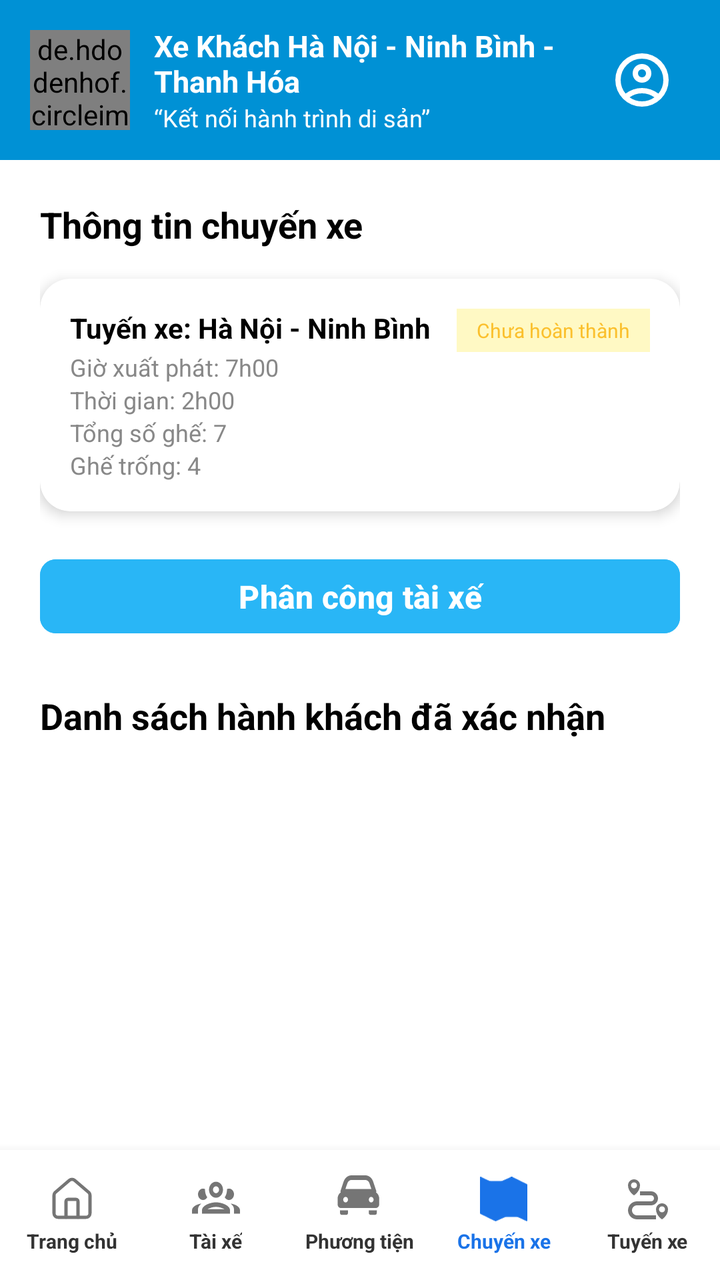
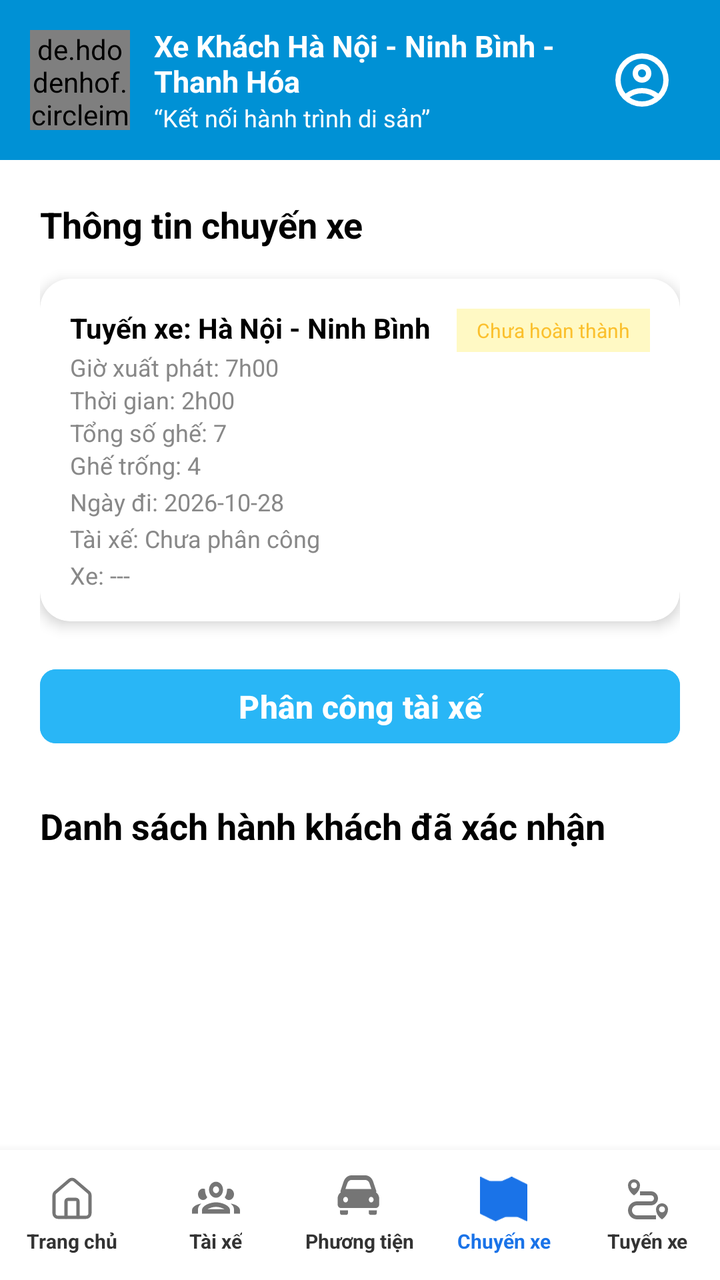

The first picture is an Android layout as it rendered before a commit; the second is the same layout after the commit. The layout source and the unified diff follow.
<!-- AndroidManifest.xml: application theme Theme.VeXeApp -->
<!-- res/layout/activity_trip_detail.xml -->
<?xml version="1.0" encoding="utf-8"?>
<androidx.constraintlayout.widget.ConstraintLayout xmlns:android="http://schemas.android.com/apk/res/android"
    xmlns:app="http://schemas.android.com/apk/res-auto"
    android:layout_width="match_parent"
    android:layout_height="match_parent"
    android:background="#FFFFFF">

    
    <LinearLayout
        android:id="@+id/header"
        android:layout_width="match_parent"
        android:layout_height="80dp"
        android:background="#0091D5"
        android:gravity="center_vertical"
        android:orientation="horizontal"
        android:paddingHorizontal="15dp"
        app:layout_constraintTop_toTopOf="parent">

        <de.hdodenhof.circleimageview.CircleImageView
            android:id="@+id/imgLogo"
            android:layout_width="50dp"
            android:layout_height="50dp"
            android:src="@drawable/logo"
            app:civ_border_color="@color/white"
            app:civ_border_width="1dp" />

        <LinearLayout
            android:layout_width="0dp"
            android:layout_height="wrap_content"
            android:layout_marginStart="12dp"
            android:layout_weight="1"
            android:orientation="vertical">

            <TextView
                android:layout_width="wrap_content"
                android:layout_height="wrap_content"
                android:text="@string/nha_xe_name"
                android:textColor="@color/white"
                android:textSize="15sp"
                android:textStyle="bold" />

            <TextView
                android:layout_width="wrap_content"
                android:layout_height="wrap_content"
                android:text="“Kết nối hành trình di sản”"
                android:textColor="@color/white"
                android:textSize="12sp" />
        </LinearLayout>

        <ImageView
            android:id="@+id/imgOpProfile"
            android:layout_width="48dp"
            android:layout_height="48dp"
            android:padding="8dp"
            android:src="@drawable/account_circle"
            app:tint="@color/white" />
    </LinearLayout>

    <ScrollView
        android:layout_width="match_parent"
        android:layout_height="0dp"
        app:layout_constraintBottom_toTopOf="@+id/bottom_nav"
        app:layout_constraintTop_toBottomOf="@id/header">

        <LinearLayout
            android:layout_width="match_parent"
            android:layout_height="wrap_content"
            android:orientation="vertical"
            android:padding="20dp">

            <TextView
                android:layout_width="wrap_content"
                android:layout_height="wrap_content"
                android:text="Thông tin chuyến xe"
                android:textColor="#000000"
                android:textSize="18sp"
                android:textStyle="bold"
                android:layout_marginBottom="15dp"/>

            
            <androidx.cardview.widget.CardView
                android:layout_width="match_parent"
                android:layout_height="wrap_content"
                app:cardCornerRadius="15dp"
                app:cardElevation="4dp"
                android:layout_marginBottom="20dp">

                <RelativeLayout
                    android:layout_width="match_parent"
                    android:layout_height="wrap_content"
                    android:padding="15dp">

                    <LinearLayout
                        android:layout_width="wrap_content"
                        android:layout_height="wrap_content"
                        android:orientation="vertical">

                        <TextView
                            android:id="@+id/tvRouteName"
                            android:layout_width="wrap_content"
                            android:layout_height="wrap_content"
                            android:text="Tuyến xe: Hà Nội - Ninh Bình"
                            android:textColor="#000000"
                            android:textStyle="bold"
                            android:textSize="14sp" />

                        <TextView
                            android:id="@+id/tvTime"
                            android:layout_width="wrap_content"
                            android:layout_height="wrap_content"
                            android:text="Giờ xuất phát: 7h00"
                            android:textColor="#888888"
                            android:textSize="12sp"
                            android:layout_marginTop="2dp"/>

                        <TextView
                            android:id="@+id/tvDuration"
                            android:layout_width="wrap_content"
                            android:layout_height="wrap_content"
                            android:text="Thời gian: 2h00"
                            android:textColor="#888888"
                            android:textSize="12sp" />

                        <TextView
                            android:id="@+id/tvTotalSeats"
                            android:layout_width="wrap_content"
                            android:layout_height="wrap_content"
                            android:text="Tổng số ghế: 7"
                            android:textColor="#888888"
                            android:textSize="12sp" />

                        <TextView
                            android:id="@+id/tvAvailableSeats"
                            android:layout_width="wrap_content"
                            android:layout_height="wrap_content"
                            android:text="Ghế trống: 4"
                            android:textColor="#888888"
                            android:textSize="12sp" />

                    </LinearLayout>

                    <LinearLayout
                        android:id="@+id/layoutStatusSelection"
                        android:layout_width="wrap_content"
                        android:layout_height="wrap_content"
                        android:layout_alignParentEnd="true"
                        android:orientation="vertical"
                        android:gravity="end">

                        <TextView
                            android:id="@+id/tvStatus"
                            android:layout_width="wrap_content"
                            android:layout_height="wrap_content"
                            android:background="#FFF9C4"
                            android:paddingHorizontal="10dp"
                            android:paddingVertical="4dp"
                            android:text="Chưa hoàn thành"
                            android:textColor="#FBC02D"
                            android:textSize="10sp"
                            android:clickable="true"
                            android:focusable="true"/>

                        <TextView
                            android:id="@+id/tvStatusOption"
                            android:layout_width="wrap_content"
                            android:layout_height="wrap_content"
                            android:layout_marginTop="5dp"
                            android:background="#E8F5E9"
                            android:paddingHorizontal="10dp"
                            android:paddingVertical="4dp"
                            android:text="Hoàn thành"
                            android:textColor="#4CAF50"
                            android:textSize="10sp"
                            android:visibility="gone"
                            android:clickable="true"
                            android:focusable="true"/>
                    </LinearLayout>
                </RelativeLayout>
            </androidx.cardview.widget.CardView>

            <com.google.android.material.button.MaterialButton
                android:id="@+id/btnAssign"
                android:layout_width="match_parent"
                android:layout_height="45dp"
                android:backgroundTint="#29B6F6"
                android:text="Phân công tài xế"
                android:textAllCaps="false"
                android:textSize="16sp"
                android:textStyle="bold"
                app:cornerRadius="8dp" />

            
            <LinearLayout
                android:id="@+id/layoutPendingTickets"
                android:layout_width="match_parent"
                android:layout_height="wrap_content"
                android:orientation="vertical"
                android:layout_marginTop="20dp"
                android:background="#FFF8E1"
                android:padding="12dp"
                android:visibility="gone">

                <TextView
                    android:id="@+id/tvPendingTitle"
                    android:layout_width="wrap_content"
                    android:layout_height="wrap_content"
                    android:text="🔔 Vé chờ nhà xe xác nhận"
                    android:textColor="#E65100"
                    android:textSize="16sp"
                    android:textStyle="bold"
                    android:layout_marginBottom="8dp"/>

                <LinearLayout
                    android:id="@+id/containerPendingTickets"
                    android:layout_width="match_parent"
                    android:layout_height="wrap_content"
                    android:orientation="vertical" />
            </LinearLayout>

            <TextView
                android:layout_width="wrap_content"
                android:layout_height="wrap_content"
                android:text="Danh sách hành khách đã xác nhận"
                android:textColor="#000000"
                android:textSize="18sp"
                android:textStyle="bold"
                android:layout_marginTop="25dp"
                android:layout_marginBottom="15dp"/>

            <androidx.recyclerview.widget.RecyclerView
                android:id="@+id/rvPassengers"
                android:layout_width="match_parent"
                android:layout_height="wrap_content"
                android:nestedScrollingEnabled="false" />

        </LinearLayout>
    </ScrollView>

    
    <LinearLayout
        android:id="@+id/bottom_nav"
        android:layout_width="match_parent"
        android:layout_height="65dp"
        android:background="@color/white"
        android:elevation="8dp"
        android:orientation="horizontal"
        android:gravity="center_vertical"
        app:layout_constraintBottom_toBottomOf="parent">
        <LinearLayout android:id="@+id/nav_home_op_main" android:layout_width="0dp" android:layout_height="wrap_content" android:layout_weight="1" android:gravity="center" android:orientation="vertical"><ImageView android:layout_width="24dp" android:layout_height="24dp" android:src="@drawable/tc" app:tint="#757575"/><TextView android:layout_width="wrap_content" android:layout_height="wrap_content" android:text="Trang chủ" android:textSize="10sp" android:textColor="#333333" android:textStyle="bold" android:layout_marginTop="2dp"/></LinearLayout>
        <LinearLayout android:id="@+id/nav_driver_op" android:layout_width="0dp" android:layout_height="wrap_content" android:layout_weight="1" android:gravity="center" android:orientation="vertical"><ImageView android:layout_width="24dp" android:layout_height="24dp" android:src="@drawable/taixe" app:tint="#757575" /><TextView android:layout_width="wrap_content" android:layout_height="wrap_content" android:text="Tài xế" android:textSize="10sp" android:textColor="#333333" android:textStyle="bold" android:layout_marginTop="2dp" /></LinearLayout>
        <LinearLayout android:id="@+id/nav_vehicle_op" android:layout_width="0dp" android:layout_height="wrap_content" android:layout_weight="1" android:gravity="center" android:orientation="vertical"><ImageView android:layout_width="24dp" android:layout_height="24dp" android:src="@drawable/pt" app:tint="#757575" /><TextView android:layout_width="wrap_content" android:layout_height="wrap_content" android:text="Phương tiện" android:textSize="10sp" android:textColor="#333333" android:textStyle="bold" android:layout_marginTop="2dp" /></LinearLayout>
        <LinearLayout android:id="@+id/nav_trip_op" android:layout_width="0dp" android:layout_height="wrap_content" android:layout_weight="1" android:gravity="center" android:orientation="vertical"><ImageView android:layout_width="24dp" android:layout_height="24dp" android:src="@drawable/cx" app:tint="#1A73E8" /><TextView android:layout_width="wrap_content" android:layout_height="wrap_content" android:text="Chuyến xe" android:textSize="10sp" android:textColor="#1A73E8" android:textStyle="bold" android:layout_marginTop="2dp" /></LinearLayout>
        <LinearLayout android:id="@+id/nav_route_op" android:layout_width="0dp" android:layout_height="wrap_content" android:layout_weight="1" android:gravity="center" android:orientation="vertical"><ImageView android:layout_width="24dp" android:layout_height="24dp" android:src="@drawable/txe" app:tint="#757575" /><TextView android:layout_width="wrap_content" android:layout_height="wrap_content" android:text="Tuyến xe" android:textSize="10sp" android:textColor="#333333" android:textStyle="bold" android:layout_marginTop="2dp" /></LinearLayout>
    </LinearLayout>

</androidx.constraintlayout.widget.ConstraintLayout>
<!-- resources referenced by this layout -->
<resources>
  <color name="white">#FFFFFFFF</color>
  <!-- drawable tc (drawable) -->
  <vector xmlns:android="http://schemas.android.com/apk/res/android"
      android:width="45dp"
      android:height="45dp"
      android:viewportWidth="45"
      android:viewportHeight="45">
    <path
        android:pathData="M28.125,39.375V24.375C28.125,23.878 27.927,23.401 27.576,23.049C27.224,22.698 26.747,22.5 26.25,22.5H18.75C18.253,22.5 17.776,22.698 17.424,23.049C17.073,23.401 16.875,23.878 16.875,24.375V39.375"
        android:strokeLineJoin="round"
        android:strokeWidth="3"
        android:fillColor="#00000000"
        android:strokeColor="#858383"
        android:strokeLineCap="round"/>
    <path
        android:pathData="M5.625,18.75C5.625,18.205 5.744,17.666 5.973,17.171C6.203,16.676 6.538,16.237 6.954,15.885L20.079,4.637C20.756,4.065 21.614,3.751 22.5,3.751C23.386,3.751 24.244,4.065 24.921,4.637L38.046,15.885C38.462,16.237 38.797,16.676 39.027,17.171C39.256,17.666 39.375,18.205 39.375,18.75V35.625C39.375,36.62 38.98,37.573 38.277,38.277C37.573,38.98 36.62,39.375 35.625,39.375H9.375C8.38,39.375 7.427,38.98 6.723,38.277C6.02,37.573 5.625,36.62 5.625,35.625V18.75Z"
        android:strokeWidth="3"
        android:fillColor="#00000000"
        android:strokeColor="#858383"/>
  </vector>
  <!-- drawable txe (drawable) -->
  <vector xmlns:android="http://schemas.android.com/apk/res/android"
      android:width="45dp"
      android:height="45dp"
      android:viewportWidth="45"
      android:viewportHeight="45">
    <path
        android:pathData="M9.375,18.75C9.375,18.75 15,15.356 15,9.375C15,6.281 12.469,3.75 9.375,3.75C6.281,3.75 3.75,6.281 3.75,9.375C3.75,15.356 9.375,18.75 9.375,18.75ZM9.375,6.563C10.931,6.563 12.188,7.819 12.188,9.375C12.188,10.931 10.931,12.188 9.375,12.188C7.819,12.188 6.563,10.931 6.563,9.375C6.563,7.819 7.819,6.563 9.375,6.563ZM35.625,26.25C32.531,26.25 30,28.781 30,31.875C30,37.856 35.625,41.25 35.625,41.25C35.625,41.25 41.25,37.856 41.25,31.875C41.25,28.781 38.719,26.25 35.625,26.25ZM35.625,34.688C34.069,34.688 32.813,33.431 32.813,31.875C32.813,30.319 34.069,29.063 35.625,29.063C37.181,29.063 38.438,30.319 38.438,31.875C38.438,33.431 37.181,34.688 35.625,34.688Z"
        android:fillColor="#858383"/>
    <path
        android:pathData="M7.5,32.813C7.5,31.569 7.994,30.377 8.873,29.498C9.752,28.619 10.944,28.125 12.188,28.125H25.313C28.931,28.125 31.875,25.181 31.875,21.563C31.875,17.944 28.931,15 25.313,15H15V18.75H25.313C26.869,18.75 28.125,20.006 28.125,21.563C28.125,23.119 26.869,24.375 25.313,24.375H12.188C7.537,24.375 3.75,28.163 3.75,32.813C3.75,37.463 7.537,41.25 12.188,41.25H30V37.5H12.188C10.944,37.5 9.752,37.006 8.873,36.127C7.994,35.248 7.5,34.056 7.5,32.813Z"
        android:fillColor="#858383"/>
  </vector>
  <string name="nha_xe_name">Xe Khách Hà Nội - Ninh Bình - Thanh Hóa</string>
  <style name="Theme.VeXeApp" parent="Base.Theme.VeXeApp" />
  <style name="Base.Theme.VeXeApp" parent="Theme.Material3.DayNight.NoActionBar">
          
      </style>
  <!-- unchanged entries left out for length: 5 -->
</resources>

<!-- the commit's change to res/layout/activity_trip_detail.xml (unified diff, before → after) -->
@@ -136,6 +136,33 @@
                             android:text="Ghế trống: 4"
                             android:textColor="#888888"
                             android:textSize="12sp" />
+
+                        <TextView
+                            android:id="@+id/tvTripDate"
+                            android:layout_width="wrap_content"
+                            android:layout_height="wrap_content"
+                            android:text="Ngày đi: 2026-10-28"
+                            android:textColor="#888888"
+                            android:textSize="12sp"
+                            android:layout_marginTop="2dp" />
+
+                        <TextView
+                            android:id="@+id/tvDriverName"
+                            android:layout_width="wrap_content"
+                            android:layout_height="wrap_content"
+                            android:text="Tài xế: Chưa phân công"
+                            android:textColor="#888888"
+                            android:textSize="12sp"
+                            android:layout_marginTop="2dp" />
+
+                        <TextView
+                            android:id="@+id/tvVehiclePlate"
+                            android:layout_width="wrap_content"
+                            android:layout_height="wrap_content"
+                            android:text="Xe: ---"
+                            android:textColor="#888888"
+                            android:textSize="12sp"
+                            android:layout_marginTop="2dp" />
 
                     </LinearLayout>
 
